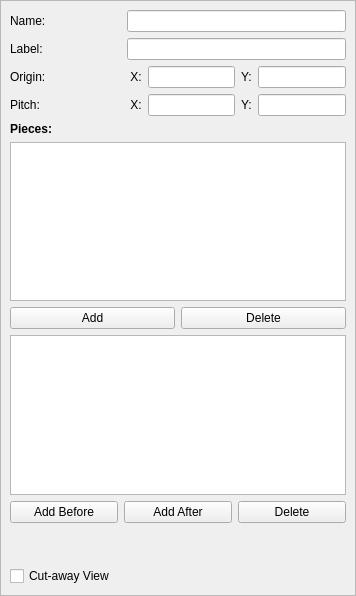
Qt form Application/cmbNucPinCellEditor.ui (Sprunth/RGG) before a commit.
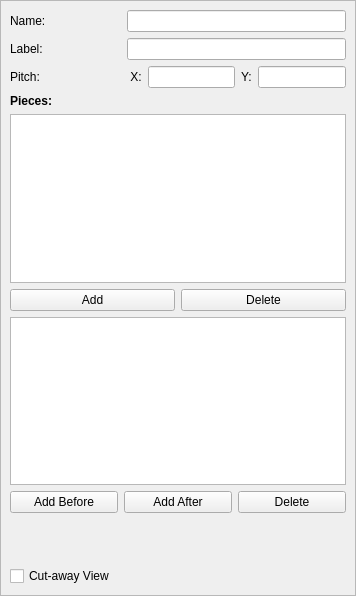
The same form after that commit.

Commit message:
fix unset pin x y big
I was not able to replicate it exactly as described, but found one
very similar, so I fixed that one.  See: https://www.kitware.com/BugCMB/view.php?id=9978

What changed in the file:
```diff
--- a/Application/cmbNucPinCellEditor.ui
+++ b/Application/cmbNucPinCellEditor.ui
@@ -32,7 +32,133 @@
        </rect>
       </property>
       <layout class="QGridLayout" name="gridLayout_2">
+       <item row="4" column="2">
+        <layout class="QHBoxLayout" name="horizontalLayout_3">
+         <item>
+          <widget class="QLabel" name="label_7">
+           <property name="text">
+            <string> X:</string>
+           </property>
+          </widget>
+         </item>
+         <item>
+          <widget class="QLineEdit" name="pitchX"/>
+         </item>
+         <item>
+          <widget class="QLabel" name="label_8">
+           <property name="text">
+            <string>Y:</string>
+           </property>
+          </widget>
+         </item>
+         <item>
+          <widget class="QLineEdit" name="pitchY"/>
+         </item>
+        </layout>
+       </item>
+       <item row="9" column="0" colspan="3">
+        <layout class="QHBoxLayout" name="horizontalLayout_7">
+         <item>
+          <widget class="QPushButton" name="addLayerBeforeButton">
+           <property name="text">
+            <string>Add Before</string>
+           </property>
+          </widget>
+         </item>
+         <item>
+          <widget class="QPushButton" name="addLayerAfterButton">
+           <property name="text">
+            <string>Add After</string>
+           </property>
+          </widget>
+         </item>
+         <item>
+          <widget class="QPushButton" name="deleteLayerButton">
+           <property name="text">
+            <string>Delete</string>
+           </property>
+          </widget>
+         </item>
+        </layout>
+       </item>
        <item row="11" column="0">
+        <widget class="QCheckBox" name="cutAwayViewCheckBox">
+         <property name="text">
+          <string>Cut-away View</string>
+         </property>
+        </widget>
+       </item>
+       <item row="8" column="0" colspan="3">
+        <widget class="QTableWidget" name="layersTable">
+         <property name="selectionMode">
+          <enum>QAbstractItemView::SingleSelection</enum>
+         </property>
+         <property name="selectionBehavior">
+          <enum>QAbstractItemView::SelectRows</enum>
+         </property>
+        </widget>
+       </item>
+       <item row="5" column="0">
+        <widget class="QLabel" name="label_5">
+         <property name="font">
+          <font>
+           <weight>75</weight>
+           <bold>true</bold>
+          </font>
+         </property>
+         <property name="text">
+          <string>Pieces:</string>
+         </property>
+        </widget>
+       </item>
+       <item row="4" column="0">
+        <widget class="QLabel" name="label_3">
+         <property name="sizePolicy">
+          <sizepolicy hsizetype="Fixed" vsizetype="Preferred">
+           <horstretch>0</horstretch>
+           <verstretch>0</verstretch>
+          </sizepolicy>
+         </property>
+         <property name="text">
+          <string>Pitch:</string>
+         </property>
+        </widget>
+       </item>
+       <item row="0" column="0">
+        <widget class="QLabel" name="label">
+         <property name="sizePolicy">
+          <sizepolicy hsizetype="Fixed" vsizetype="Preferred">
+           <horstretch>0</horstretch>
+           <verstretch>0</verstretch>
+          </sizepolicy>
+         </property>
+         <property name="text">
+          <string>Name:</string>
+         </property>
+        </widget>
+       </item>
+       <item row="2" column="2">
+        <widget class="QLineEdit" name="labelLineEdit"/>
+       </item>
+       <item row="7" column="0" colspan="3">
+        <layout class="QHBoxLayout" name="horizontalLayout_4">
+         <item>
+          <widget class="QPushButton" name="addButton">
+           <property name="text">
+            <string>Add</string>
+           </property>
+          </widget>
+         </item>
+         <item>
+          <widget class="QPushButton" name="deleteButton">
+           <property name="text">
+            <string>Delete</string>
+           </property>
+          </widget>
+         </item>
+        </layout>
+       </item>
+       <item row="10" column="0">
         <spacer name="verticalSpacer">
          <property name="orientation">
           <enum>Qt::Vertical</enum>
@@ -45,27 +171,6 @@
          </property>
         </spacer>
        </item>
-       <item row="2" column="2">
-        <widget class="QLineEdit" name="labelLineEdit"/>
-       </item>
-       <item row="8" column="0" colspan="3">
-        <layout class="QHBoxLayout" name="horizontalLayout_4">
-         <item>
-          <widget class="QPushButton" name="addButton">
-           <property name="text">
-            <string>Add</string>
-           </property>
-          </widget>
-         </item>
-         <item>
-          <widget class="QPushButton" name="deleteButton">
-           <property name="text">
-            <string>Delete</string>
-           </property>
-          </widget>
-         </item>
-        </layout>
-       </item>
        <item row="2" column="0">
         <widget class="QLabel" name="label_9">
          <property name="sizePolicy">
@@ -79,7 +184,10 @@
          </property>
         </widget>
        </item>
-       <item row="7" column="0" colspan="3">
+       <item row="0" column="2">
+        <widget class="QLineEdit" name="nameLineEdit"/>
+       </item>
+       <item row="6" column="0" colspan="3">
         <widget class="QTableWidget" name="piecesTable">
          <property name="alternatingRowColors">
           <bool>true</bool>
@@ -95,151 +203,6 @@
          </attribute>
         </widget>
        </item>
-       <item row="3" column="0">
-        <widget class="QLabel" name="label_4">
-         <property name="sizePolicy">
-          <sizepolicy hsizetype="Fixed" vsizetype="Preferred">
-           <horstretch>0</horstretch>
-           <verstretch>0</verstretch>
-          </sizepolicy>
-         </property>
-         <property name="text">
-          <string>Origin:</string>
-         </property>
-        </widget>
-       </item>
-       <item row="0" column="2">
-        <widget class="QLineEdit" name="nameLineEdit"/>
-       </item>
-       <item row="9" column="0" colspan="3">
-        <widget class="QTableWidget" name="layersTable">
-         <property name="selectionMode">
-          <enum>QAbstractItemView::SingleSelection</enum>
-         </property>
-         <property name="selectionBehavior">
-          <enum>QAbstractItemView::SelectRows</enum>
-         </property>
-        </widget>
-       </item>
-       <item row="0" column="0">
-        <widget class="QLabel" name="label">
-         <property name="sizePolicy">
-          <sizepolicy hsizetype="Fixed" vsizetype="Preferred">
-           <horstretch>0</horstretch>
-           <verstretch>0</verstretch>
-          </sizepolicy>
-         </property>
-         <property name="text">
-          <string>Name:</string>
-         </property>
-        </widget>
-       </item>
-       <item row="6" column="0">
-        <widget class="QLabel" name="label_5">
-         <property name="font">
-          <font>
-           <weight>75</weight>
-           <bold>true</bold>
-          </font>
-         </property>
-         <property name="text">
-          <string>Pieces:</string>
-         </property>
-        </widget>
-       </item>
-       <item row="5" column="0">
-        <widget class="QLabel" name="label_3">
-         <property name="sizePolicy">
-          <sizepolicy hsizetype="Fixed" vsizetype="Preferred">
-           <horstretch>0</horstretch>
-           <verstretch>0</verstretch>
-          </sizepolicy>
-         </property>
-         <property name="text">
-          <string>Pitch:</string>
-         </property>
-        </widget>
-       </item>
-       <item row="5" column="2">
-        <layout class="QHBoxLayout" name="horizontalLayout_3">
-         <item>
-          <widget class="QLabel" name="label_7">
-           <property name="text">
-            <string> X:</string>
-           </property>
-          </widget>
-         </item>
-         <item>
-          <widget class="QLineEdit" name="pitchX"/>
-         </item>
-         <item>
-          <widget class="QLabel" name="label_8">
-           <property name="text">
-            <string>Y:</string>
-           </property>
-          </widget>
-         </item>
-         <item>
-          <widget class="QLineEdit" name="pitchY"/>
-         </item>
-        </layout>
-       </item>
-       <item row="3" column="2">
-        <layout class="QHBoxLayout" name="horizontalLayout_2">
-         <item>
-          <widget class="QLabel" name="label_10">
-           <property name="text">
-            <string> X:</string>
-           </property>
-          </widget>
-         </item>
-         <item>
-          <widget class="QLineEdit" name="originY"/>
-         </item>
-         <item>
-          <widget class="QLabel" name="label_6">
-           <property name="text">
-            <string>Y:</string>
-           </property>
-          </widget>
-         </item>
-         <item>
-          <widget class="QLineEdit" name="originX"/>
-         </item>
-        </layout>
-       </item>
-       <item row="10" column="0" colspan="3">
-        <layout class="QHBoxLayout" name="horizontalLayout_7">
-         <item>
-          <widget class="QPushButton" name="addLayerBeforeButton">
-           <property name="text">
-            <string>Add Before</string>
-           </property>
-          </widget>
-         </item>
-         <item>
-          <widget class="QPushButton" name="addLayerAfterButton">
-           <property name="text">
-            <string>Add After</string>
-           </property>
-          </widget>
-         </item>
-         <item>
-          <widget class="QPushButton" name="deleteLayerButton">
-           <property name="text">
-            <string>Delete</string>
-           </property>
-          </widget>
-         </item>
-        </layout>
-       </item>
-       <item row="12" column="0">
-        <widget class="QCheckBox" name="cutAwayViewCheckBox">
-         <property name="text">
-          <string>Cut-away View</string>
-         </property>
-        </widget>
-       </item>
       </layout>
      </widget>
     </widget>
```
Left out of the diff: 15 changed lines with no effect on the pictures. The commit also changes 2 other files.
